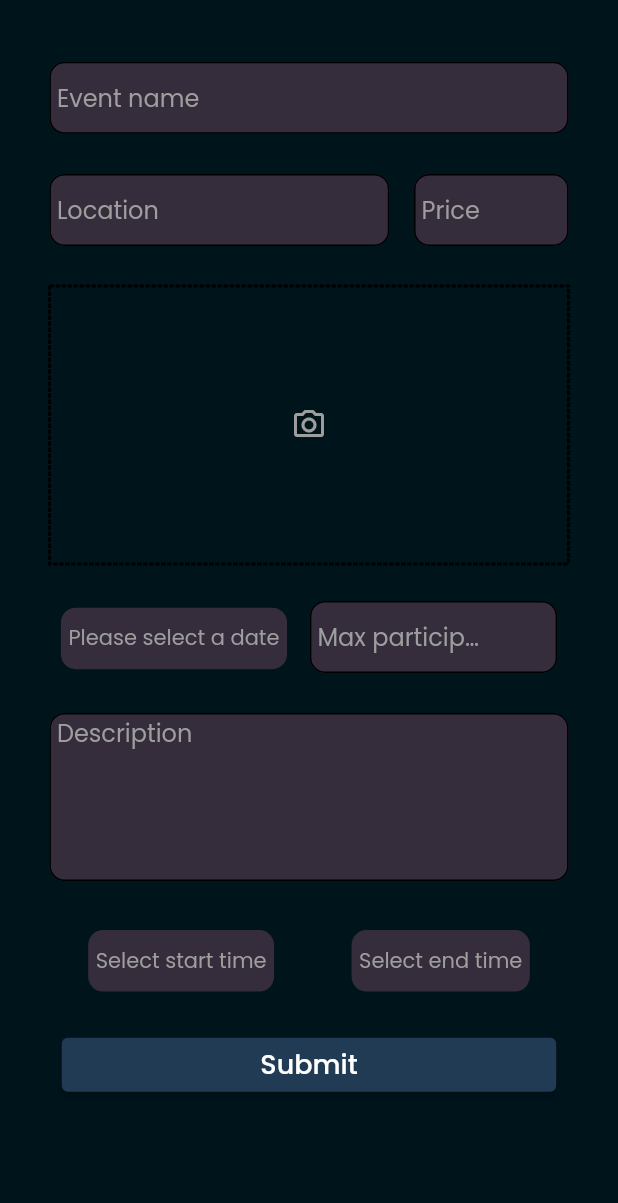
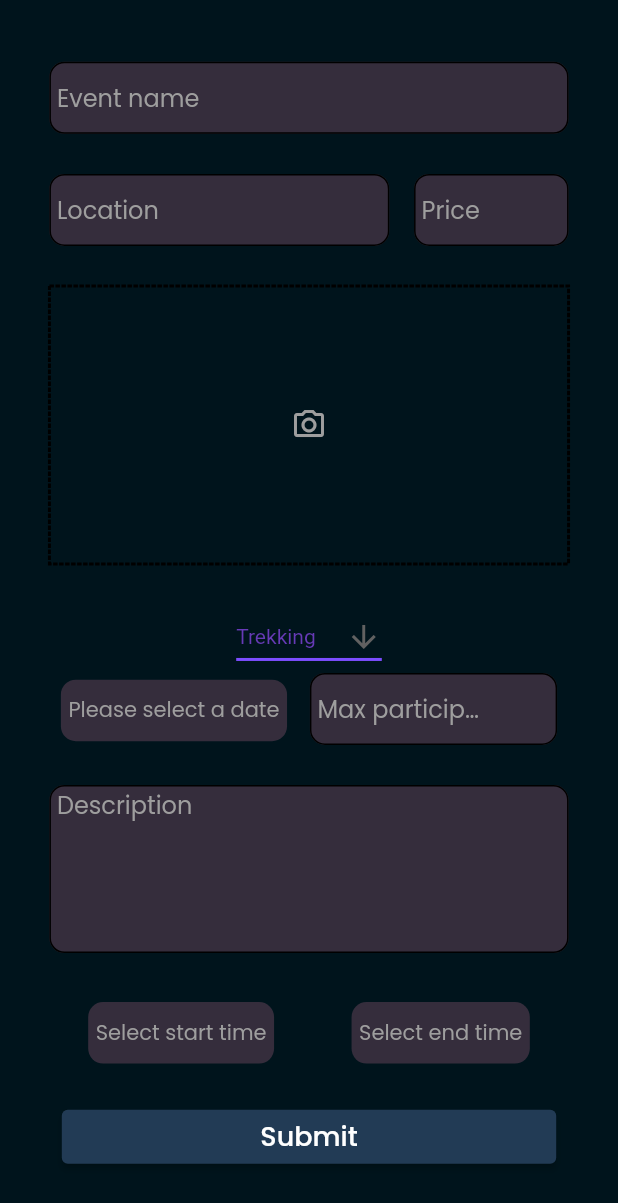
Before and after one commit to abdulqaderpatel/EventFlow, a Flutter app: the CreateEventScreen screen opened directly, on a phone screen of 412 x 824 dp. Shown: the top 1203 px of the screen. Run offline on Flutter 3.47's test engine with Material 2 defaults, Android fonts, the phone set to English and light mode, and no system bars; drawn by our look-alikes of dotted_border; our stand-ins replace auto_size_text, badges, cloud_firestore, firebase_auth, firebase_core, firebase_messaging and 12 more; missing offline and left inert: flutter_stripe; accounts and stored records are empty; network calls fail; statements that could not run were skipped.

Commit message:
implemented event categorization functionality

```diff
--- a/lib/Views/Admin/create_event.dart
+++ b/lib/Views/Admin/create_event.dart
@@ -157,6 +157,10 @@ class _CreateEventScreenState extends State<CreateEventScreen> {
 
   final picker = ImagePicker();
 
+  List<String> list = <String>["Trekking","Concert","Marathon","Educational","Celebration","Other"];
+  String dropdownValue = "Trekking";
+
+
   Future getImageGallery() async {
     final pickedFile = await picker.pickImage(source: ImageSource.gallery);
     if (pickedFile != null) {
@@ -268,6 +272,28 @@ class _CreateEventScreenState extends State<CreateEventScreen> {
                     ),
                     SizedBox(
                       height: Get.height * 0.03,
+                    ),
+                    DropdownButton<String>(
+                      value: dropdownValue,
+                      icon: const Icon(Icons.arrow_downward),
+                      elevation: 16,
+                      style: const TextStyle(color: Colors.deepPurple),
+                      underline: Container(
+                        height: 2,
+                        color: Colors.deepPurpleAccent,
+                      ),
+                      onChanged: (String? value) {
+                        // This is called when the user selects an item.
+                        setState(() {
+                          dropdownValue = value!;
+                        });
+                      },
+                      items: list.map<DropdownMenuItem<String>>((String value) {
+                        return DropdownMenuItem<String>(
+                          value: value,
+                          child: Text(value),
+                        );
+                      }).toList(),
                     ),
                     Row(
                       mainAxisAlignment: MainAxisAlignment.spaceAround,
@@ -396,6 +422,7 @@ class _CreateEventScreenState extends State<CreateEventScreen> {
                                 "location": locationController.text.toString(),
                                 "participants": [],
                                 "emails":[],
+                                "type":dropdownValue,
                                 "id": id,
                               });
                               Toast()
--- a/lib/Views/User/chat_screen.dart
+++ b/lib/Views/User/chat_screen.dart
@@ -204,7 +204,7 @@ class _ChatScreenState extends State<ChatScreen> {
                                                                     color: Colors
                                                                         .white,
                                                                     fontSize:
-                                                                        18,
+                                                                        15,
                                                                     fontWeight:
                                                                         FontWeight
                                                                             .w500),
@@ -221,7 +221,7 @@ class _ChatScreenState extends State<ChatScreen> {
                                                                     color: Colors
                                                                         .white,
                                                                     fontSize:
-                                                                        18,
+                                                                        15,
                                                                     fontWeight:
                                                                         FontWeight
                                                                             .w500),
--- a/lib/Views/User/event_details.dart
+++ b/lib/Views/User/event_details.dart
@@ -715,13 +715,13 @@ class _EventDetailsScreenState extends State<EventDetailsScreen> {
                                                                   .contains(FirebaseAuth
                                                                       .instance
                                                                       .currentUser!
-                                                                      .email
+                                                                      .uid
                                                                       .toString()) &&
                                                               (client["following"])
                                                                   .contains(FirebaseAuth
                                                                       .instance
                                                                       .currentUser!
-                                                                      .email))
+                                                                      .uid))
                                                           ? Container(
                                                               child: InkWell(
                                                                 onTap:
```
Also changed, not shown: lib/Views/User/display_events.dart (+14 -8 lines).
